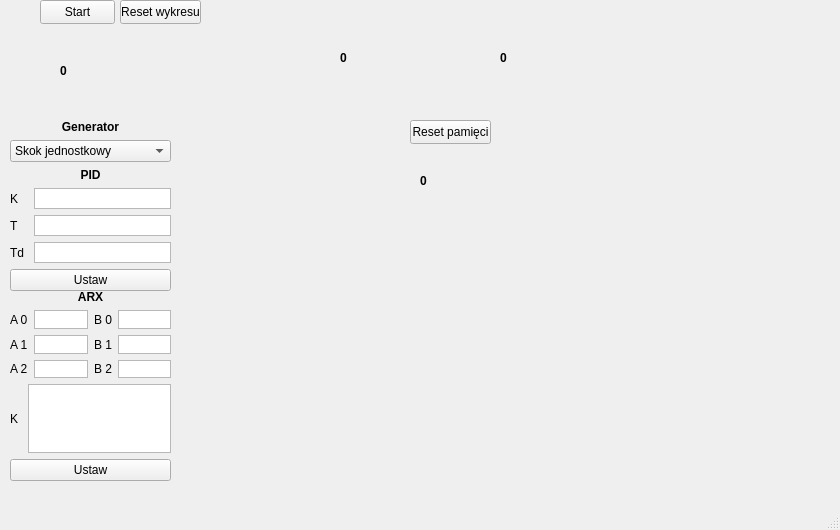
kacpereqo/regulatix, file GUI/mainwindow.ui: the form before one commit.
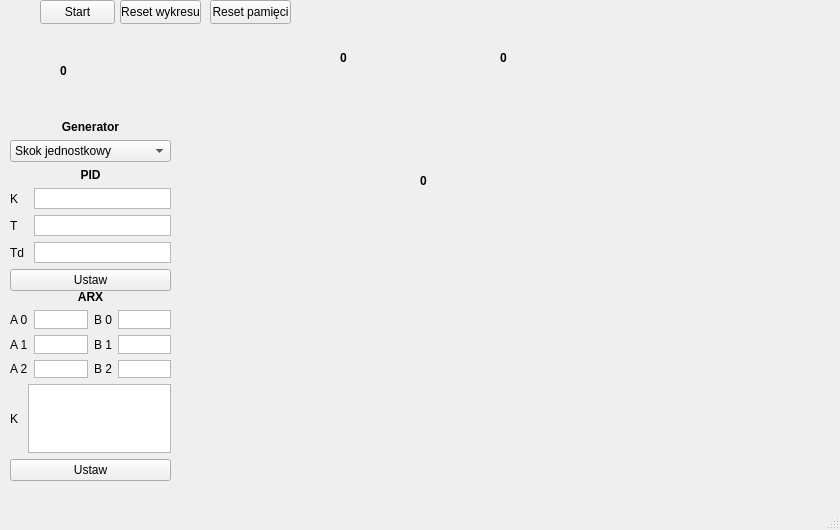
The form after the commit. Icons and pictures are not drawn.

Diff of the .ui file:
```diff
--- a/GUI/mainwindow.ui
+++ b/GUI/mainwindow.ui
@@ -474,8 +474,8 @@
    <widget class="QPushButton" name="resetButton">
     <property name="geometry">
      <rect>
-      <x>410</x>
-      <y>120</y>
+      <x>210</x>
+      <y>0</y>
       <width>81</width>
       <height>24</height>
      </rect>
```
